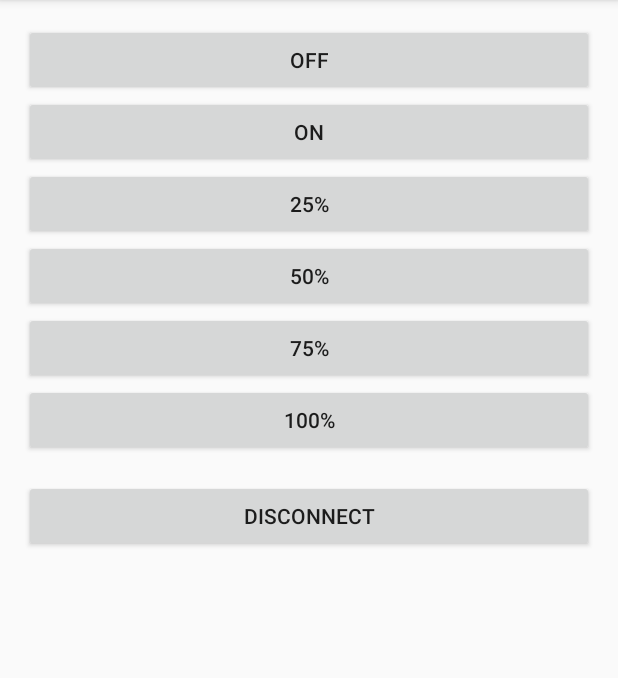
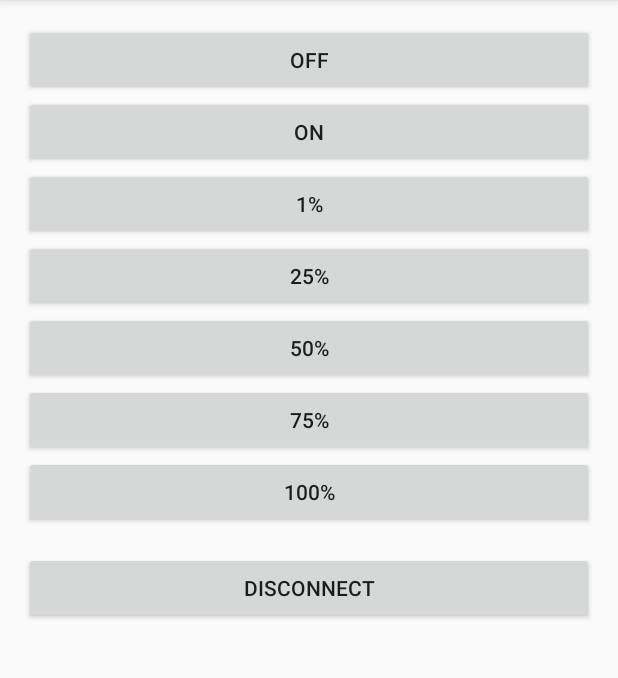
Before and after one commit to omarcin/lightbulb, an Android app: the screen it shows after launch (MainActivity), on a phone screen of 412 x 824 dp, the part 84-762 px from its top. Run offline under Robolectric (Android 15) with nearby library versions, the phone set to English and light mode, and no system bars.

Commit message:
Button to dim the light to 1%

```diff
--- a/app/src/main/java/com/oczeretko/lightbulb/MainActivity.java
+++ b/app/src/main/java/com/oczeretko/lightbulb/MainActivity.java
@@ -10,6 +10,10 @@ public class MainActivity extends AppCompatActivity {
     protected void onCreate(Bundle savedInstanceState) {
         super.onCreate(savedInstanceState);
         setContentView(R.layout.activity_main);
+    }
+
+    public void turn1(View view) {
+        startService(LightBulbService.getIntentSetLevel(this, 1));
     }
 
     public void turn25(View view) {
--- a/app/src/main/res/layout/activity_main.xml
+++ b/app/src/main/res/layout/activity_main.xml
@@ -21,6 +21,12 @@
         android:layout_height="wrap_content"
         android:onClick="turnOn"
         android:text="On"
+        />
+    <Button
+        android:layout_width="match_parent"
+        android:layout_height="wrap_content"
+        android:onClick="turn1"
+        android:text="1%"
         />
     <Button
         android:layout_width="match_parent"
```
